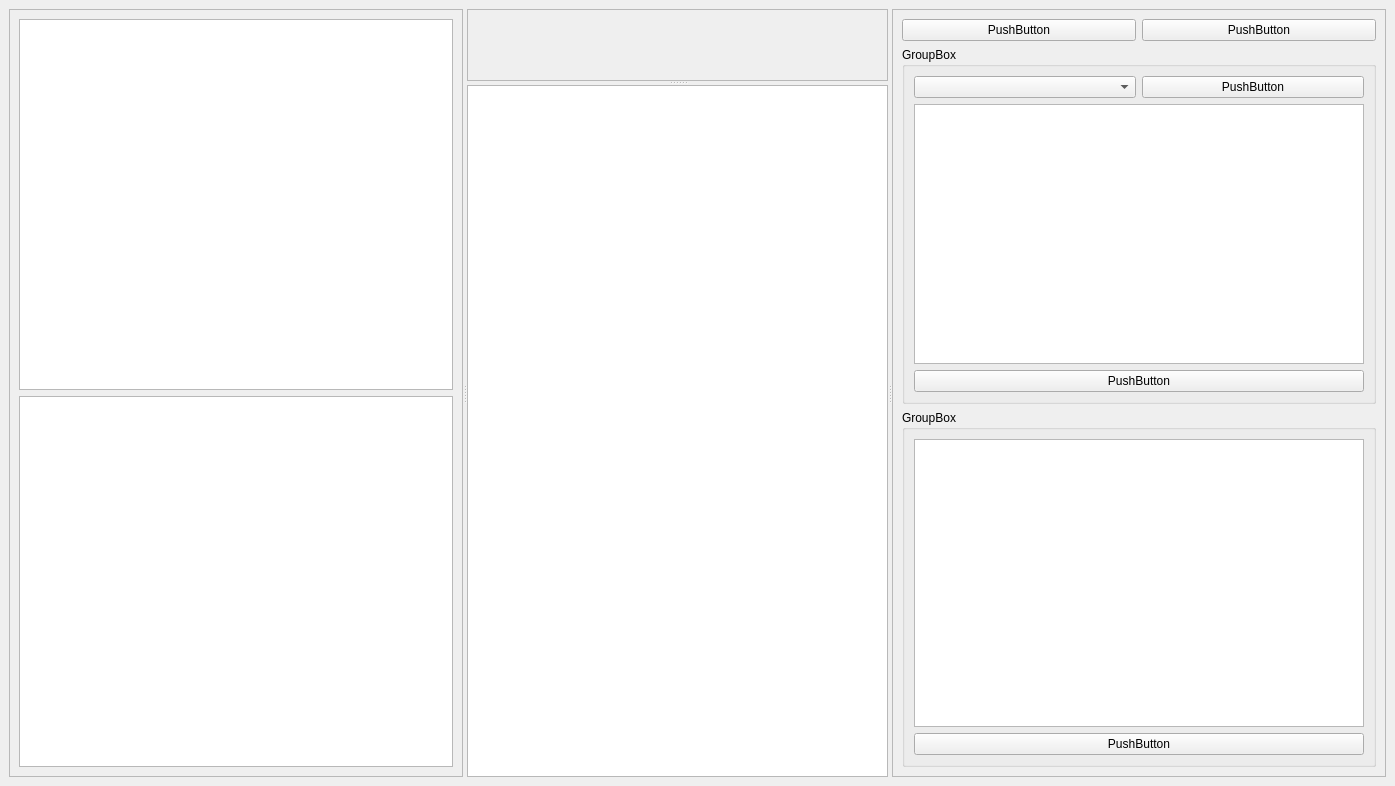
This is paws/ui/qtui/basic.ui in slaclab/paws as Qt 5 draws it before an edit. The edited form follows.
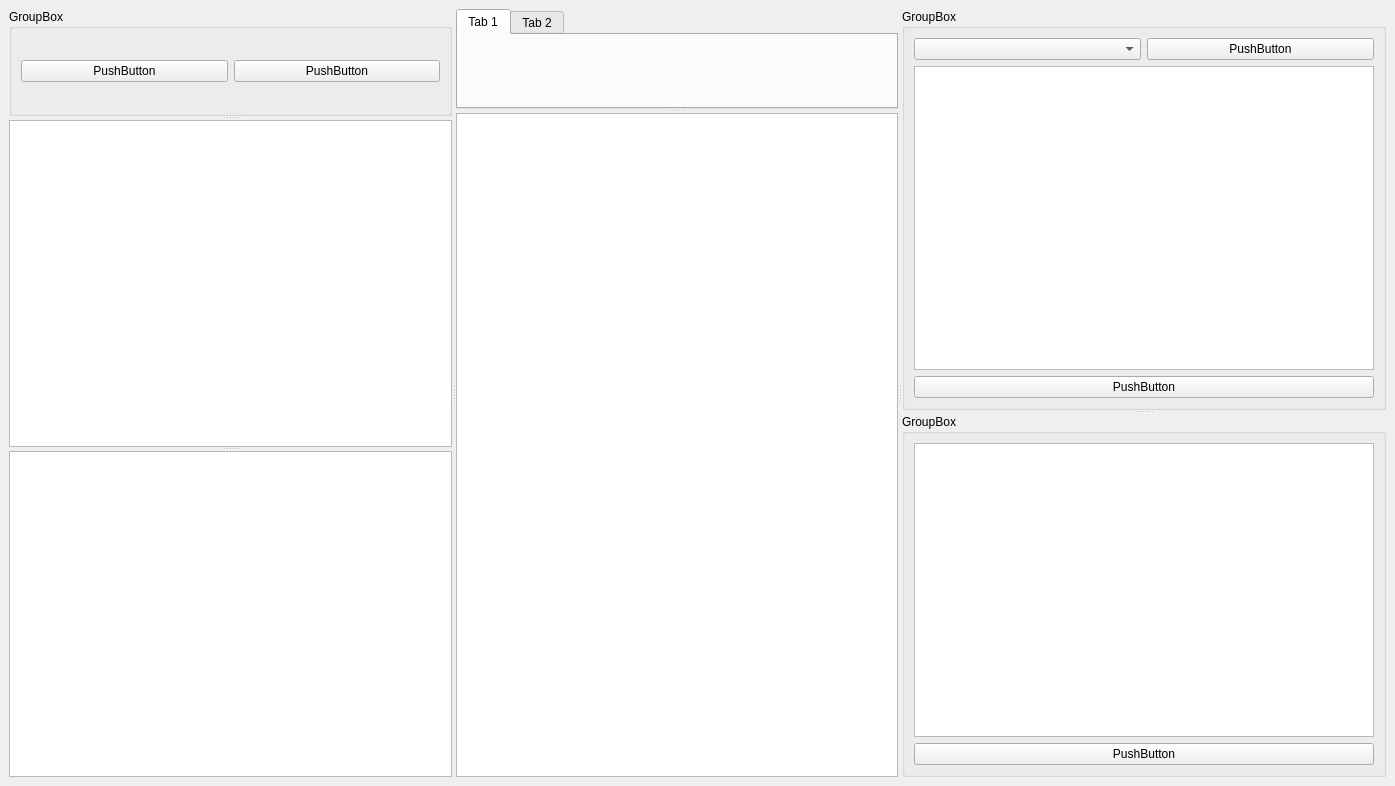
This is the edited form.

Commit message: work on main ui refac

Patch:
```diff
--- a/paws/ui/qtui/basic.ui
+++ b/paws/ui/qtui/basic.ui
@@ -17,44 +17,55 @@
    <property name="enabled">
     <bool>true</bool>
    </property>
-   <layout class="QHBoxLayout" name="horizontalLayout">
-    <item>
+   <layout class="QGridLayout" name="gridLayout">
+    <item row="0" column="0">
      <widget class="QSplitter" name="hsplitter">
       <property name="orientation">
        <enum>Qt::Horizontal</enum>
       </property>
-      <widget class="QFrame" name="left_frame">
-       <property name="frameShape">
-        <enum>QFrame::StyledPanel</enum>
+      <widget class="QSplitter" name="left_vsplitter">
+       <property name="orientation">
+        <enum>Qt::Vertical</enum>
        </property>
-       <property name="frameShadow">
-        <enum>QFrame::Raised</enum>
-       </property>
-       <layout class="QGridLayout" name="gridLayout_4">
-        <item row="3" column="0" colspan="2">
+       <widget class="QGroupBox" name="app_control_box">
+        <property name="title">
+         <string>GroupBox</string>
+        </property>
+        <layout class="QHBoxLayout" name="horizontalLayout">
+         <item>
+          <widget class="QPushButton" name="save_state_button">
+           <property name="text">
+            <string>PushButton</string>
+           </property>
+          </widget>
+         </item>
+         <item>
+          <widget class="QPushButton" name="load_state_button">
+           <property name="text">
+            <string>PushButton</string>
+           </property>
+          </widget>
+         </item>
+        </layout>
+       </widget>
          <widget class="QTreeView" name="op_tree"/>
-        </item>
-        <item row="5" column="0" colspan="2">
          <widget class="QTextEdit" name="op_info_box"/>
-        </item>
-       </layout>
       </widget>
       <widget class="QSplitter" name="vsplitter">
        <property name="orientation">
         <enum>Qt::Vertical</enum>
        </property>
-       <widget class="QFrame" name="center_frame">
-        <property name="frameShape">
-         <enum>QFrame::StyledPanel</enum>
-        </property>
-        <property name="frameShadow">
-         <enum>QFrame::Raised</enum>
-        </property>
-        <layout class="QGridLayout" name="gridLayout_2">
-         <item row="0" column="0">
-          <layout class="QGridLayout" name="viewer_layout"/>
-         </item>
-        </layout>
+       <widget class="QTabWidget" name="viewer_tabwidget">
+        <widget class="QWidget" name="tab">
+         <attribute name="title">
+          <string>Tab 1</string>
+         </attribute>
+        </widget>
+        <widget class="QWidget" name="tab_2">
+         <attribute name="title">
+          <string>Tab 2</string>
+         </attribute>
+        </widget>
        </widget>
        <widget class="QPlainTextEdit" name="message_board">
         <property name="undoRedoEnabled">
@@ -65,37 +76,15 @@
         </property>
        </widget>
       </widget>
-      <widget class="QFrame" name="right_frame">
-       <property name="frameShape">
-        <enum>QFrame::StyledPanel</enum>
+      <widget class="QSplitter" name="right_vsplitter">
+       <property name="orientation">
+        <enum>Qt::Vertical</enum>
        </property>
-       <property name="frameShadow">
-        <enum>QFrame::Raised</enum>
-       </property>
-       <layout class="QGridLayout" name="gridLayout">
-        <item row="0" column="0">
-         <widget class="QPushButton" name="save_state_button">
-          <property name="text">
-           <string>PushButton</string>
-          </property>
-         </widget>
-        </item>
-        <item row="0" column="1">
-         <widget class="QPushButton" name="load_state_button">
-          <property name="text">
-           <string>PushButton</string>
-          </property>
-         </widget>
-        </item>
-        <item row="2" column="0" colspan="2">
          <widget class="QGroupBox" name="workflows_box">
           <property name="title">
            <string>GroupBox</string>
           </property>
-          <layout class="QGridLayout" name="gridLayout_5">
-           <item row="0" column="0">
-            <widget class="QComboBox" name="wf_selector"/>
-           </item>
+        <layout class="QGridLayout" name="gridLayout_4">
            <item row="1" column="0" colspan="2">
             <widget class="QTreeView" name="wf_tree"/>
            </item>
@@ -106,8 +95,11 @@
              </property>
             </widget>
            </item>
+         <item row="0" column="0">
+          <widget class="QComboBox" name="wf_selector"/>
+         </item>
            <item row="2" column="0" colspan="2">
-            <widget class="QPushButton" name="setup_wf_button">
+          <widget class="QPushButton" name="add_workflow_button">
              <property name="text">
               <string>PushButton</string>
              </property>
@@ -118,29 +110,28 @@
           <zorder>wf_tree</zorder>
           <zorder>wf_selector</zorder>
           <zorder>run_wf_button</zorder>
-          <zorder>setup_wf_button</zorder>
-         </widget>
-        </item>
-        <item row="3" column="0" colspan="2">
+        <zorder>add_workflow_button</zorder>
+       </widget>
          <widget class="QGroupBox" name="plugins_box">
           <property name="title">
            <string>GroupBox</string>
           </property>
-          <layout class="QGridLayout" name="gridLayout_3">
+        <layout class="QGridLayout" name="gridLayout_5">
            <item row="0" column="0">
             <widget class="QTreeView" name="plugin_tree"/>
            </item>
            <item row="1" column="0">
-            <widget class="QPushButton" name="setup_plugins_button">
+          <widget class="QPushButton" name="add_plugin_button">
              <property name="text">
               <string>PushButton</string>
              </property>
             </widget>
            </item>
           </layout>
-         </widget>
-        </item>
-       </layout>
+        <zorder>plugin_tree</zorder>
+        <zorder>add_plugin_button</zorder>
+        <zorder>workflows_box</zorder>
+       </widget>
       </widget>
      </widget>
     </item>
```
Left out of the diff: 3 changed lines with no effect on the pictures. Lines whose indentation alone changed are shown as unchanged. The commit also changes 2 other files.
